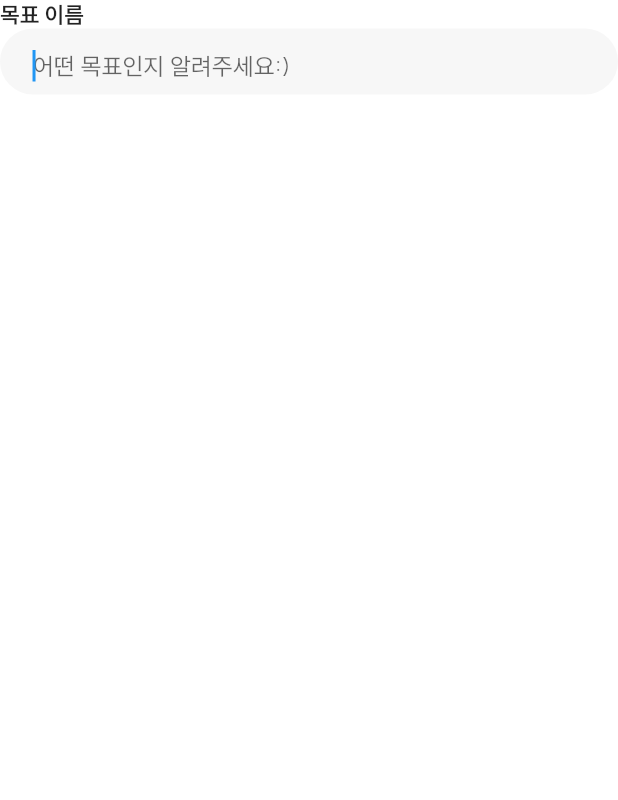
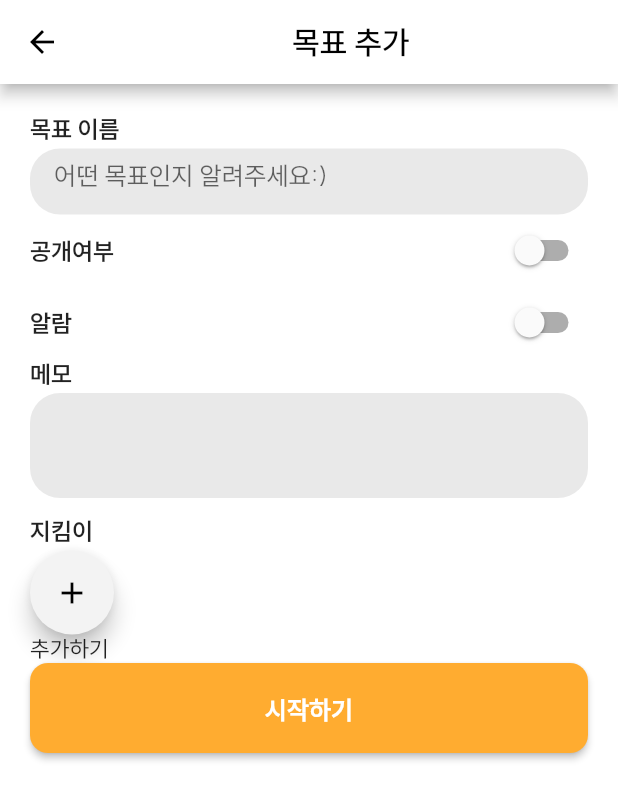
Before and after one commit to coitloz88/Alcohol-Free, a Flutter app: the NewPromisePage screen opened directly, on a phone screen of 412 x 824 dp. Shown: the top 800 px of the screen. Run offline on Flutter 3.47's test engine with Material 2 defaults, Android fonts, the phone set to English and light mode, and no system bars; our stand-ins replace cloud_firestore, dropdown_button2, firebase_auth, firebase_core, flutter_local_notifications, font_awesome_flutter and 3 more; missing offline and left inert: flutter_timeline_calendar, quantity_input; accounts and stored records are empty; network calls fail; project files that could hold a hidden picture were left out.

Commit message:
implement new promise without date setting

```diff
--- a/lib/app/modules/example_module/promise/new_promise_page.dart
+++ /dev/null
@@ -1,109 +0,0 @@
-import 'package:flutter/material.dart';
-import 'package:flutter/widgets.dart';
-
-class NewPromisePage extends StatefulWidget {
-  const NewPromisePage({super.key});
-
-  @override
-  State<NewPromisePage> createState() => _NewPromisePageState();
-}
-
-class _NewPromisePageState extends State<NewPromisePage> {
-  @override
-  Widget build(BuildContext context) {
-    return Column(
-        mainAxisSize: MainAxisSize.max,
-        crossAxisAlignment: CrossAxisAlignment.stretch,
-        children: [
-          Column(
-            mainAxisSize: MainAxisSize.min,
-            mainAxisAlignment: MainAxisAlignment.start,
-            crossAxisAlignment: CrossAxisAlignment.start,
-            children: [
-              Text(
-                '목표 이름',
-                style: TextStyle(fontWeight: FontWeight.w600),
-              ),
-              Container(
-                width: double.infinity,
-                height: 44,
-                decoration: BoxDecoration(
-                  color: Color(0xFFF7F7F7),
-                  borderRadius: BorderRadius.circular(22),
-                ),
-                child: Padding(
-                  padding: EdgeInsetsDirectional.fromSTEB(22, 0, 22, 0),
-                  child: TextFormField(
-                    controller: _model.textController1,
-                    autofocus: true,
-                    obscureText: false,
-                    decoration: InputDecoration(
-                      hintText: '어떤 목표인지 알려주세요:)',
-                      hintStyle: TextStyle(fontSize: 16),
-                      enabledBorder: UnderlineInputBorder(
-                        borderSide: BorderSide(
-                          color: Color(0x00000000),
-                          width: 1,
-                        ),
-                        borderRadius: BorderRadius.circular(22),
-                      ),
-                      focusedBorder: UnderlineInputBorder(
-                        borderSide: BorderSide(
-                          color: Color(0x00000000),
-                          width: 1,
-                        ),
-                        borderRadius: BorderRadius.circular(22),
-                      ),
-                      errorBorder: UnderlineInputBorder(
-                        borderSide: BorderSide(
-                          color: Color(0x00000000),
-                          width: 1,
-                        ),
-                        borderRadius: BorderRadius.circular(22),
-                      ),
-                      focusedErrorBorder: UnderlineInputBorder(
-                        borderSide: BorderSide(
-                          color: Color(0x00000000),
-                          width: 1,
-                        ),
-                        borderRadius: BorderRadius.circular(22),
-                      ),
-                    ),
-                    validator:
-                        _model.textController1Validator.asValidator(context),
-                  ),
-                ),
-              ),
-            ],
-          ),
-          //TODO: 위젯 쪼개기
-          Padding(
-            padding: EdgeInsetsDirectional.fromSTEB(0, 16, 0, 0),
-            child: ButtonBar(
-              onPressed: () async {
-                context.pop();
-              },
-              text: '시작하기',
-              options: FFButtonOptions(
-                width: double.infinity,
-                height: 60,
-                padding: EdgeInsetsDirectional.fromSTEB(0, 0, 0, 0),
-                iconPadding: EdgeInsetsDirectional.fromSTEB(0, 0, 0, 0),
-                color: Color(0xFFFFAC30),
-                textStyle: FlutterFlowTheme.of(context).subtitle2.override(
-                      fontFamily: 'Lexend Deca',
-                      color: Colors.black,
-                      fontSize: 20,
-                      fontWeight: FontWeight.bold,
-                    ),
-                elevation: 3,
-                borderSide: BorderSide(
-                  color: Colors.transparent,
-                  width: 0,
-                ),
-              ),
-            ),
-          ),
-        ]);
-  }
-}
--- /dev/null
+++ b/lib/app/modules/new_promise/local_widgets/add_friend_button.dart
@@ -0,0 +1,22 @@
+import 'package:flutter/material.dart';
+
+class AddFriendButton extends StatelessWidget {
+  const AddFriendButton({super.key});
+
+  @override
+  Widget build(BuildContext context) {
+    return Column(crossAxisAlignment: CrossAxisAlignment.start, children: [
+      FloatingActionButton(
+          backgroundColor: Color(0xfff3f3f3),
+          onPressed: () {
+            print('친구 추가');
+          },
+          child: Icon(
+            Icons.add,
+            size: 24,
+            color: Colors.black,
+          )),
+      Text('추가하기')
+    ]);
+  }
+}
--- /dev/null
+++ b/lib/app/modules/new_promise/new_promise_page.dart
@@ -0,0 +1,76 @@
+import 'package:alcohol_free/app/modules/new_promise/local_widgets/add_friend_button.dart';
+import 'package:alcohol_free/app/modules/new_promise/new_promise_page_controller.dart';
+import 'package:alcohol_free/app/widgets/confirm_button.dart';
+import 'package:alcohol_free/app/widgets/textbox_with_heading.dart';
+import 'package:alcohol_free/app/widgets/toggle_switch_with_heading.dart';
+import 'package:alcohol_free/app/widgets/widget_with_left_heading.dart';
+import 'package:flutter/material.dart';
+import 'package:get/get.dart';
+
+class NewPromisePage extends StatefulWidget {
+  const NewPromisePage({super.key});
+
+  @override
+  State<NewPromisePage> createState() => _NewPromisePageState();
+}
+
+class _NewPromisePageState extends State<NewPromisePage> {
+  final List<String> timeList =
+      List<int>.generate(24, (i) => i + 1).map((time) {
+    return time.toString();
+  }).toList();
+
+  @override
+  void initState() {
+    super.initState();
+
+    Get.put(NewPromisePageController());
+  }
+
+  @override
+  Widget build(BuildContext context) {
+    return GetBuilder<NewPromisePageController>(builder: (controller) {
+      return Scaffold(
+          appBar: AppBar(
+              title: Center(
+                  child: Text('목표 추가', style: TextStyle(color: Colors.black))),
+              backgroundColor: Colors.white,
+              leading: BackButton(
+                color: Colors.black,
+                onPressed: () {
+                  Get.back();
+                },
+              )),
+          body: SingleChildScrollView(
+            child: Padding(
+                padding: EdgeInsetsDirectional.all(20),
+                child: Column(
+                  children: [
+                    TextBoxWithHeading(
+                        heading: '목표 이름', height: 44, hint: '어떤 목표인지 알려주세요:)'),
+                    ToggleSwitchWithHeading(
+                        heading: '공개여부',
+                        initValue: controller.isPublic,
+                        handleToggle: (value) =>
+                            {controller.updateIsPublic(value)}),
+                    ToggleSwitchWithHeading(
+                        heading: '알람',
+                        initValue: controller.isNotification,
+                        handleToggle: (value) =>
+                            {controller.updateIsNotification(value)}),
+                    TextBoxWithHeading(heading: '메모', height: 70),
+                    Container(
+                        width: double.infinity,
+                        height: 12,
+                        color: Colors.white),
+                    Align(
+                        alignment: Alignment.centerLeft,
+                        child: WidgetWithLeftHeading(
+                            heading: '지킴이', childWidget: AddFriendButton())),
+                    ConfirmButton(buttonText: '시작하기')
+                  ],
+                )),
+          ));
+    });
+  }
+}
--- /dev/null
+++ b/lib/app/modules/new_promise/new_promise_page_controller.dart
@@ -0,0 +1,19 @@
+import 'package:get/get.dart';
+
+class NewPromisePageController extends GetxController {
+  bool _isPublic = false;
+  bool _isNotification = false;
+
+  bool get isPublic => _isPublic;
+  bool get isNotification => _isNotification;
+
+  void updateIsPublic(bool newIsPublic) {
+    _isPublic = newIsPublic;
+    update();
+  }
+
+  void updateIsNotification(bool newIsNotification) {
+    _isNotification = newIsNotification;
+    update();
+  }
+}
--- a/lib/app/modules/promise/local_widgets/promise_view.dart
+++ b/lib/app/modules/promise/local_widgets/promise_view.dart
@@ -18,7 +18,7 @@ class PromiseListView extends StatefulWidget {
 class _PromiseListViewState extends State<PromiseListView> {
   @override
   Widget build(BuildContext context) {
-    return GetBuilder<PromisePageViewController>(builder: (controller) {
+    return GetBuilder<PromisePageController>(builder: (controller) {
       return Padding(
           padding: const EdgeInsetsDirectional.fromSTEB(16, 16, 16, 16),
           child: Column(mainAxisSize: MainAxisSize.min, children: [
--- a/lib/app/modules/promise/promise_page.dart
+++ b/lib/app/modules/promise/promise_page.dart
@@ -1,3 +1,5 @@
+import 'package:alcohol_free/app/modules/new_promise/new_promise_page.dart';
+import 'package:alcohol_free/app/modules/new_promise/new_promise_page_controller.dart';
 import 'package:alcohol_free/app/modules/promise/local_widgets/promise_view.dart';
 import 'package:alcohol_free/app/modules/promise/promise_page_controller.dart';
 import 'package:flutter/material.dart';
@@ -6,8 +8,8 @@ import 'package:alcohol_free/app/modules/promise/local_widgets/promise_sort_opti
 import 'package:alcohol_free/app/utils/widget_layout_data.dart';
 import 'package:alcohol_free/app/utils/screen_size.dart';
 
-class PromisePageView extends StatelessWidget {
-  const PromisePageView({Key? key}) : super(key: key);
+class PromisePage extends StatelessWidget {
+  const PromisePage({Key? key}) : super(key: key);
 
   @override
   Widget build(BuildContext context) {
@@ -31,7 +33,7 @@ class _PromisePageState extends State<PromisePageState> {
   void initState() {
     super.initState();
 
-    Get.put(PromisePageViewController());
+    Get.put(PromisePageController());
 
     WidgetsBinding.instance.addPostFrameCallback((_) {
       setState(() {
@@ -71,8 +73,8 @@ class _PromisePageState extends State<PromisePageState> {
                   Expanded(
                       child: TabBarView(
                     children: [
-                      PromiseTabView(height: widgetSize.height),
-                      PromiseTabView(height: widgetSize.height)
+                      PromiseTabView(height: widgetSize.height, isMy: true),
+                      PromiseTabView(height: widgetSize.height, isMy: false)
                     ],
                   )),
                 ],
@@ -85,18 +87,37 @@ class _PromisePageState extends State<PromisePageState> {
 
 class PromiseTabView extends StatelessWidget {
   final double height;
+  final bool isMy;
 
-  const PromiseTabView({Key? key, required this.height}) : super(key: key);
+  const PromiseTabView({Key? key, required this.height, required this.isMy})
+      : super(key: key);
 
   @override
   Widget build(BuildContext context) {
-    return Column(
-      mainAxisAlignment: MainAxisAlignment.start,
-      mainAxisSize: MainAxisSize.max,
+    return Stack(
+      alignment: Alignment.bottomRight,
       children: [
-        const PromiseSortOptionContainer(),
-        PromiseListView(listViewHeight: height),
-        PromiseListView(listViewHeight: height)
+        Column(
+          mainAxisAlignment: MainAxisAlignment.start,
+          mainAxisSize: MainAxisSize.max,
+          children: [
+            const PromiseSortOptionContainer(),
+            PromiseListView(listViewHeight: height),
+            PromiseListView(listViewHeight: height),
+          ],
+        ),
+        if (isMy)
+          FloatingActionButton(
+              backgroundColor: Color(0xfff3f3f3),
+              onPressed: () {
+                Get.to(NewPromisePage(), binding: BindingsBuilder(() {
+                  Get.put(NewPromisePageController());
+                }));
+              },
+              child: const Icon(
+                Icons.add,
+                color: Colors.black,
+              ))
       ],
     );
   }
--- a/lib/app/modules/promise/promise_page_controller.dart
+++ b/lib/app/modules/promise/promise_page_controller.dart
@@ -2,7 +2,7 @@ import 'package:alcohol_free/app/data/models/promise.dart';
 import 'package:alcohol_free/app/data/services/promise_service/promise_service.dart';
 import 'package:get/get.dart';
 
-class PromisePageViewController extends GetxController {
+class PromisePageController extends GetxController {
   List<Promise> getPromiseList() {
     PromiseService _promiseService = PromiseService.to;
     return _promiseService.promiseList;
--- /dev/null
+++ b/lib/app/widgets/toggle_switch_with_heading.dart
@@ -0,0 +1,37 @@
+import 'package:flutter/material.dart';
+import 'package:flutter/widgets.dart';
+
+class ToggleSwitchWithHeading extends StatefulWidget {
+  final String heading;
+  final bool initValue;
+  Function handleToggle;
+
+  ToggleSwitchWithHeading(
+      {super.key,
+      required this.heading,
+      required this.initValue,
+      required this.handleToggle});
+
+  @override
+  State<ToggleSwitchWithHeading> createState() =>
+      _ToggleSwitchWithHeadingState();
+}
+
+class _ToggleSwitchWithHeadingState extends State<ToggleSwitchWithHeading> {
+  @override
+  Widget build(BuildContext context) {
+    return Row(
+      mainAxisAlignment: MainAxisAlignment.spaceBetween,
+      children: [
+        Text(widget.heading,
+            style: const TextStyle(fontSize: 16, fontWeight: FontWeight.w600)),
+        Switch(
+          value: widget.initValue,
+          onChanged: (bool value) {
+            widget.handleToggle();
+          },
+        ),
+      ],
+    );
+  }
+}
--- a/lib/main.dart
+++ b/lib/main.dart
@@ -68,7 +68,7 @@ class BottomNavigator extends StatefulWidget {
 
 class _BottomNavigatorState extends State<BottomNavigator> {
   final List<Widget> _widgetOptions = [
-    PromisePageView(),
+    PromisePage(),
     CalendarPage(),
     HomePageView(),
     const Text('커뮤니티 화면'),
```
